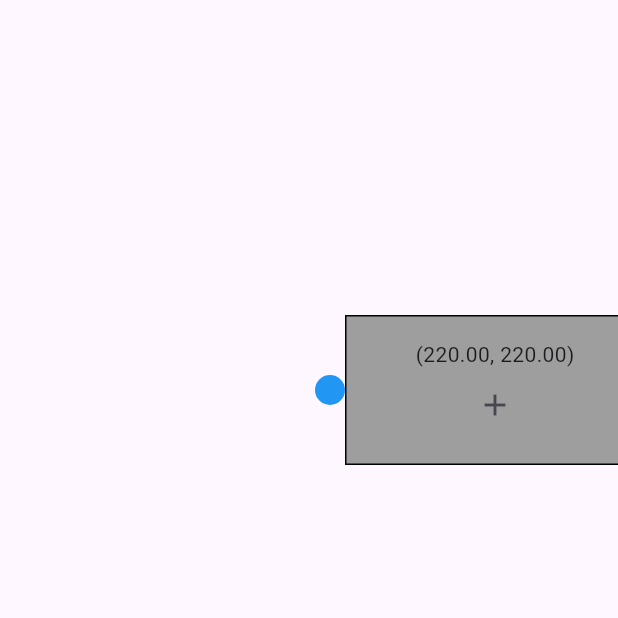
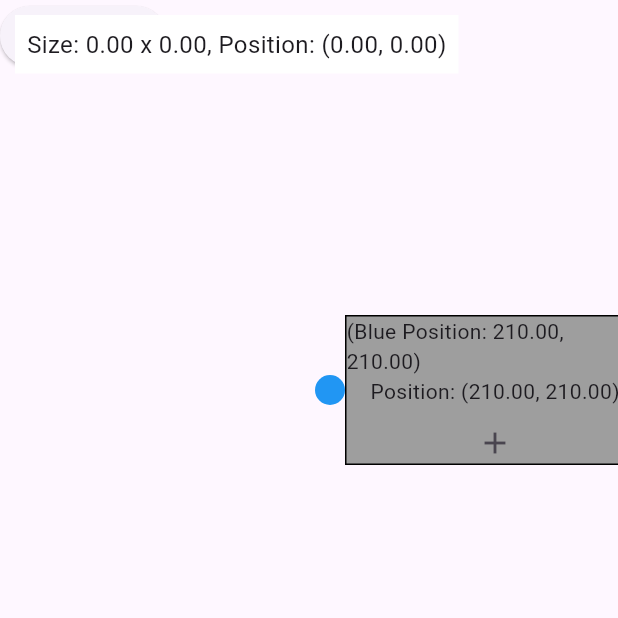
Before and after one commit to CerberusProgrammer/dialo, a Flutter app: the screen it shows after launch, on a phone screen of 412 x 824 dp, the top half of it. Run offline on Flutter 3.47's test engine with Material 3 defaults, Android fonts, the light colour scheme and no system bars.

Commit message:
feat: Update InteractivePanel in interactivepanel.dart for improved interactivity and organization
The code changes in interactivepanel.dart enhance the InteractivePanel widget for better interactivity and organization. The updates include:
- Adding a LayoutBuilder to dynamically calculate the size of the viewer
- Updating the position of the added node to (210, 210)
- Displaying the size and position of the viewer in the top left corner
- Refactoring the code to use a Stack widget for better layering of components

Note: The suggested commit message follows the established convention of starting with a type (feat for feature) and providing a concise description of the changes.

```diff
--- a/lib/interactivepanel.dart
+++ b/lib/interactivepanel.dart
@@ -16,6 +16,8 @@ class _InteractivePanelState extends State<InteractivePanel> {
   int? _focusedIndex;
   List<Offset> _dragPoints = [];
   int? _dragStartNodeIndex;
+  Size _viewersize = Size.zero;
+  Offset _viewerPosition = Offset.zero;
 
   @override
   void initState() {
@@ -34,7 +36,11 @@ class _InteractivePanelState extends State<InteractivePanel> {
     super.dispose();
   }
 
-  void _onTransformationChanged() {}
+  void _onTransformationChanged() {
+    setState(() {
+      _viewerPosition = _transformationController.toScene(Offset.zero);
+    });
+  }
 
   void _onInteractionUpdate(ScaleUpdateDetails details) {
     setState(() {
@@ -107,12 +113,16 @@ class _InteractivePanelState extends State<InteractivePanel> {
 
   @override
   Widget build(BuildContext context) {
-    return GestureDetector(
+    return Stack(
+      children: [
+        GestureDetector(
           onTap: _handleOutsideTap,
           child: Focus(
             focusNode: _focusNode,
             autofocus: true,
-        child: InteractiveViewer(
+            child: LayoutBuilder(builder: (context, constraints) {
+              _viewersize = Size(constraints.maxWidth, constraints.maxHeight);
+              return InteractiveViewer(
                 constrained: false,
                 boundaryMargin: const EdgeInsets.all(0),
                 minScale: 0.5,
@@ -143,8 +153,8 @@ class _InteractivePanelState extends State<InteractivePanel> {
                           top: position.dy,
                           child: DialogueNodeComponent(
                             onTap: () => _handleTap(index),
-                      onAdd: () =>
-                          _addNode(position + const Offset(0, 150), index),
+                            onAdd: () => _addNode(
+                                position + const Offset(0, 150), index),
                             isFocused: _focusedIndex == index,
                             position: position,
                             onDrag: (newPosition) {
@@ -154,8 +164,7 @@ class _InteractivePanelState extends State<InteractivePanel> {
                             onPanStart: (details) {
                               setState(() {
                                 _dragPoints = [
-                            _transformationController
-                                .toScene(details.localPosition + position)
+                                  _transformationController.toScene(position)
                                 ];
                                 _dragStartNodeIndex = index;
                               });
@@ -169,15 +178,40 @@ class _InteractivePanelState extends State<InteractivePanel> {
                             onPanEnd: (details) {
                               _onInteractionEnd(ScaleEndDetails());
                             },
-                      bluePoint: position + const Offset(10, 10),
+                            bluePoint: position,
                           ),
                         );
                       }),
                     ],
                   ),
                 ),
+              );
+            }),
           ),
         ),
+        Align(
+          alignment: Alignment.topLeft,
+          child: ElevatedButton(
+            onPressed: () {
+              _addNode(const Offset(210, 210));
+            },
+            child: const Text('Add Node'),
+          ),
+        ),
+        Positioned(
+          top: 10,
+          left: 10,
+          child: Container(
+            color: Colors.white,
+            padding: const EdgeInsets.all(8.0),
+            child: Text(
+              'Size: ${_viewersize.width.toStringAsFixed(2)} x ${_viewersize.height.toStringAsFixed(2)}, '
+              'Position: (${_viewerPosition.dx.toStringAsFixed(2)}, ${_viewerPosition.dy.toStringAsFixed(2)})',
+              style: const TextStyle(fontSize: 16),
+            ),
+          ),
+        ),
+      ],
     );
   }
 
@@ -302,7 +336,9 @@ class DialogueNodeComponent extends StatelessWidget {
                 mainAxisAlignment: MainAxisAlignment.center,
                 children: [
                   Text(
-                      '(${bluePoint.dx.toStringAsFixed(2)}, ${bluePoint.dy.toStringAsFixed(2)})'),
+                      '(Blue Position: ${bluePoint.dx.toStringAsFixed(2)}, ${bluePoint.dy.toStringAsFixed(2)})'),
+                  Text(
+                      'Position: (${position.dx.toStringAsFixed(2)}, ${position.dy.toStringAsFixed(2)})'),
                   IconButton(
                     icon: const Icon(Icons.add),
                     onPressed: onAdd,
```
Lines whose indentation alone changed are shown as unchanged.
